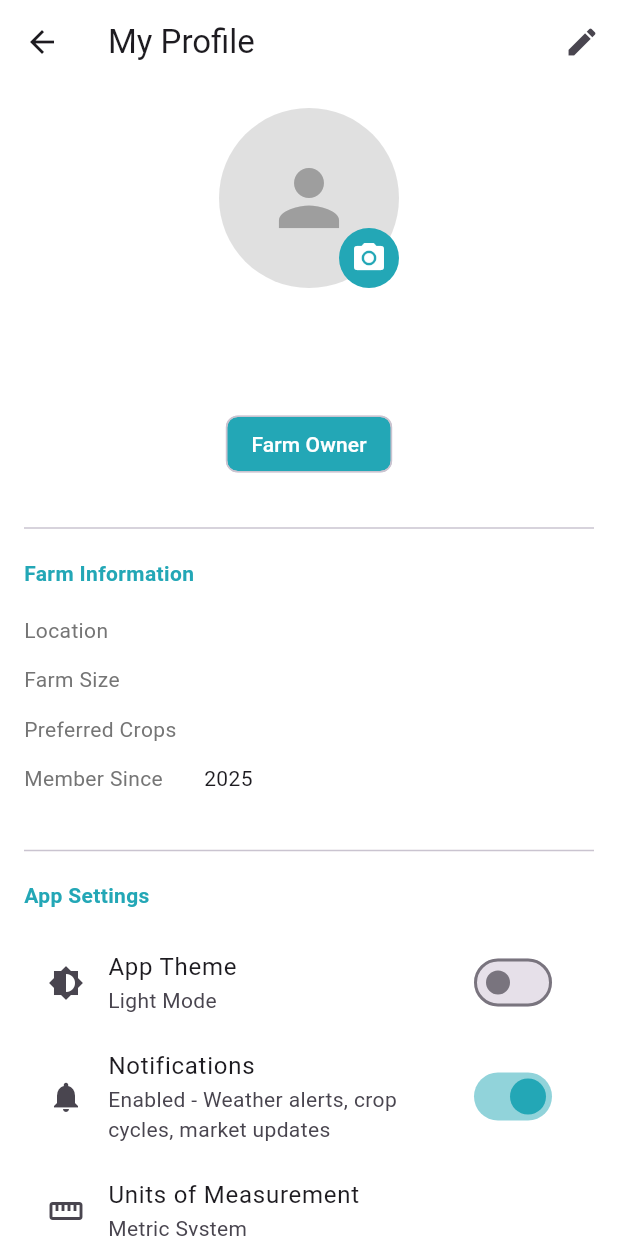
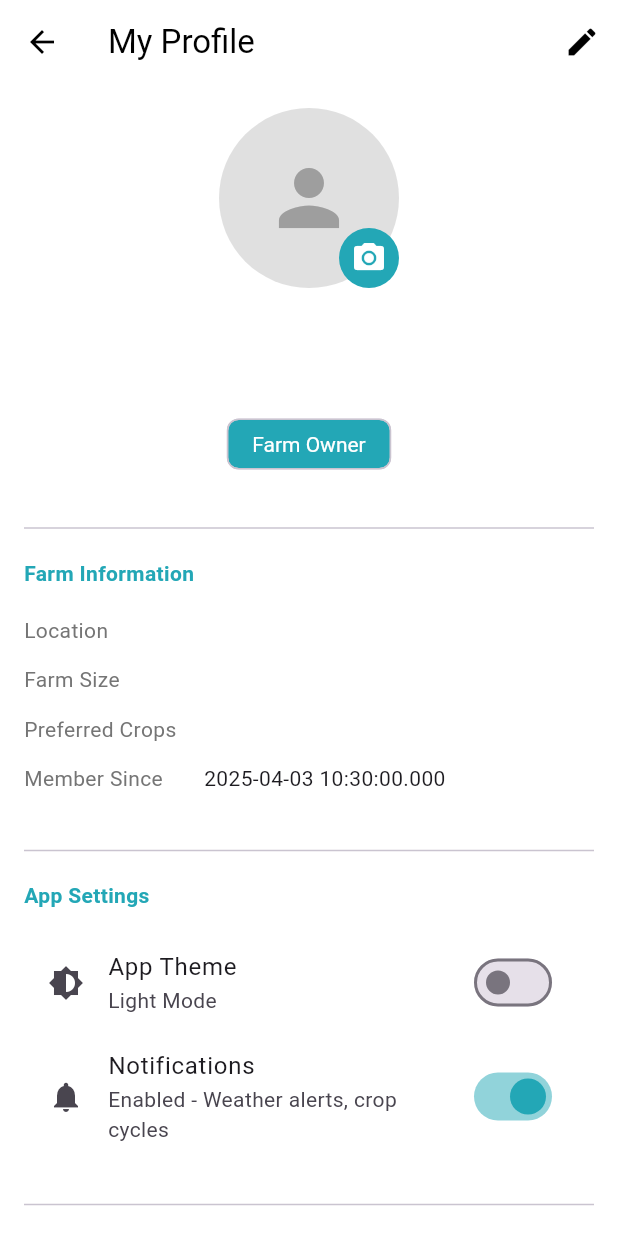
Before and after one commit to Ronith-Neelam1429/AgriSyncCodeBase, a Flutter app: the ProfilePage screen opened directly, on a phone screen of 412 x 824 dp. Run offline on Flutter 3.47's test engine with Material 3 defaults, Android fonts, the light colour scheme and no system bars; our stand-ins replace cloud_firestore, cloud_functions, curved_navigation_bar, firebase_auth, firebase_core, firebase_storage and 11 more; missing offline and left inert: extension_google_sign_in_as_googleapis_auth, googleapis; accounts and stored records are empty; network calls fail.

Commit message:
AI fix and Profile Page Update

```diff
--- a/lib/App Pages/AIFrontend/AIChatbotPage.dart
+++ b/lib/App Pages/AIFrontend/AIChatbotPage.dart
@@ -22,7 +22,7 @@ class _AIChatbotPageState extends State<AIChatbotPage> {
   bool _isListening = false; // Tracks mic status
   late stt.SpeechToText _speech; // Speech-to-text setup
   final String aiApiKey =
-      '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'; // AI API key
+      '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'; // AI API key
   String _userContext = ""; // User’s farm details
   String _userFirstName = "Farmer"; // Default name if none found
   String _weatherInfo = ""; // Current weather info
--- a/lib/App Pages/HomePage.dart
+++ b/lib/App Pages/HomePage.dart
@@ -34,7 +34,7 @@ class _HomePageState extends State<HomePage> with TickerProviderStateMixin {
   bool isTipLoading = true;
   List<String> savedTips = []; // Store saved tips
   final String aiApiKey =
-      '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'; // OpenRouter API key
+      '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'; // OpenRouter API key
 
   Map<String, dynamic>? currentWeather;
   String? userLat;
@@ -710,7 +710,7 @@ class _HomePageState extends State<HomePage> with TickerProviderStateMixin {
                     ),
                     ToolTile(
                       title: "Crop Health",
-                      icon: const Icon(Icons.health_and_safety, size: 23, color: Color.fromARGB(255, 66, 192, 201)),
+                      icon: const Icon(Icons.health_and_safety, size: 21, color: Color.fromARGB(255, 66, 192, 201)),
                       onTap: () => Navigator.push(context, MaterialPageRoute(builder: (context) => const PlantMaturityDetectorPage())),
                     ),
                     ToolTile(
--- a/lib/App Pages/ProfilePage/ProfilePage.dart
+++ b/lib/App Pages/ProfilePage/ProfilePage.dart
@@ -1,4 +1,3 @@
-import 'package:agrisync/App%20Pages/ProfilePage/EditProfilePage.dart';
 import 'package:flutter/material.dart';
 import 'package:firebase_auth/firebase_auth.dart';
 import 'package:cloud_firestore/cloud_firestore.dart';
@@ -6,6 +5,9 @@ import 'package:firebase_storage/firebase_storage.dart';
 import 'package:image_picker/image_picker.dart';
 import 'dart:io';
 import 'package:shared_preferences/shared_preferences.dart';
+import 'package:provider/provider.dart';
+import 'package:agrisync/Providers/ThemeProvider.dart';
+import 'package:agrisync/App%20Pages/ProfilePage/EditProfilePage.dart';
 import 'package:agrisync/Authentication/Pages/LogOrSignPage.dart';
 
 class ProfilePage extends StatefulWidget {
@@ -16,46 +18,39 @@ class ProfilePage extends StatefulWidget {
 }
 
 class _ProfilePageState extends State<ProfilePage> {
-  Map<String, dynamic>? userData; // Holds user info from Firestore
-  bool isDarkMode = false;
+  Map<String, dynamic>? userData;
   bool notificationsEnabled = true;
   bool _isLoading = false;
 
   @override
   void initState() {
     super.initState();
-    _loadPreferences(); // Load saved settings
-    _fetchUserData(); // Grab user data when page starts
+    _loadPreferences();
+    _fetchUserData();
   }
 
-  // Pulls theme and notification prefs from storage
+  // Load notification preferences
   Future<void> _loadPreferences() async {
     final prefs = await SharedPreferences.getInstance();
     setState(() {
-      isDarkMode = prefs.getBool('isDarkMode') ?? false;
       notificationsEnabled = prefs.getBool('notificationsEnabled') ?? true;
     });
   }
 
-  // Fetches or creates user data in Firestore
+  // Fetch or initialize user data from Firestore
   Future<void> _fetchUserData() async {
     setState(() {
-      _isLoading = true; // Show loading while fetching
+      _isLoading = true;
     });
 
     final user = FirebaseAuth.instance.currentUser;
     if (user != null) {
       try {
-        final docRef = FirebaseFirestore.instance
-            .collection('users')
-            .doc(user.uid);
-
+        final docRef = FirebaseFirestore.instance.collection('users').doc(user.uid);
         final doc = await docRef.get();
 
         if (doc.exists) {
           final data = doc.data();
-
-          // Check if we need to fill in missing stuff
           bool needsUpdate = false;
           Map<String, dynamic> updateData = {};
 
@@ -87,17 +82,19 @@ class _ProfilePageState extends State<ProfilePage> {
             });
           }
         } else {
-          // No doc yet, so make one with defaults
+          // Create a new user document
           final newUserData = {
             'firstName': user.displayName != null ? user.displayName!.split(' ')[0] : 'AgriSync',
             'lastName': user.displayName != null && user.displayName!.split(' ').length > 1
-                       ? user.displayName!.split(' ').sublist(1).join(' ') : 'User',
+                ? user.displayName!.split(' ').sublist(1).join(' ')
+                : 'User',
             'email': user.email ?? '',
             'profilePictureUrl': user.photoURL ?? '',
             'location': 'Not specified',
             'farmSize': 'Not specified',
             'preferredCrops': [],
             'uid': user.uid,
+            'createdAt': FieldValue.serverTimestamp(),
           };
 
           await docRef.set(newUserData);
@@ -120,7 +117,6 @@ class _ProfilePageState extends State<ProfilePage> {
         });
       }
     } else {
-      // No user, kick them to login
       Navigator.pushAndRemoveUntil(
         context,
         MaterialPageRoute(builder: (context) => const LoginOrRegisterPage()),
@@ -129,7 +125,7 @@ class _ProfilePageState extends State<ProfilePage> {
     }
   }
 
-  // Picks and uploads a new profile pic
+  // Upload a new profile picture
   Future<void> _pickImage(ImageSource source) async {
     final picker = ImagePicker();
     final pickedFile = await picker.pickImage(source: source);
@@ -143,15 +139,17 @@ class _ProfilePageState extends State<ProfilePage> {
           final storageRef = FirebaseStorage.instance
               .ref()
               .child('profile_pictures/${user.uid}.jpg');
-          await storageRef.putFile(File(pickedFile.path));
+          final uploadTask = storageRef.putFile(File(pickedFile.path));
+          await uploadTask.whenComplete(() => null);
           final downloadUrl = await storageRef.getDownloadURL();
           await FirebaseFirestore.instance
               .collection('users')
               .doc(user.uid)
-              .update({
-            'profilePictureUrl': downloadUrl,
-          });
-          await _fetchUserData(); // Refresh data after upload
+              .update({'profilePictureUrl': downloadUrl});
+          await _fetchUserData();
+          ScaffoldMessenger.of(context).showSnackBar(
+            const SnackBar(content: Text('Profile picture updated')),
+          );
         } catch (e) {
           ScaffoldMessenger.of(context).showSnackBar(
             SnackBar(content: Text('Error uploading image: $e')),
@@ -161,11 +159,18 @@ class _ProfilePageState extends State<ProfilePage> {
             _isLoading = false;
           });
         }
+      } else {
+        ScaffoldMessenger.of(context).showSnackBar(
+          const SnackBar(content: Text('User not logged in')),
+        );
+        setState(() {
+          _isLoading = false;
+        });
       }
     }
   }
 
-  // Shows options for picking a photo
+  // Show image source options
   void _showImageSourceOptions(BuildContext context) {
     showModalBottomSheet(
       context: context,
@@ -197,7 +202,7 @@ class _ProfilePageState extends State<ProfilePage> {
     );
   }
 
-  // Signs the user out and clears stuff
+  // Sign out
   Future<void> _signOut() async {
     try {
       final prefs = await SharedPreferences.getInstance();
@@ -210,7 +215,7 @@ class _ProfilePageState extends State<ProfilePage> {
       Navigator.pushAndRemoveUntil(
         context,
         MaterialPageRoute(builder: (context) => const LoginOrRegisterPage()),
-        (route) => false, // Wipe the stack and go to login
+        (route) => false,
       );
     } catch (e) {
       ScaffoldMessenger.of(context).showSnackBar(
@@ -221,17 +226,17 @@ class _ProfilePageState extends State<ProfilePage> {
 
   @override
   Widget build(BuildContext context) {
+    final themeProvider = Provider.of<ThemeProvider>(context);
+
     if (_isLoading || userData == null) {
       return const Scaffold(
-        body: Center(child: CircularProgressIndicator()), // Show spinner while loading
+        body: Center(child: CircularProgressIndicator()),
       );
     }
 
     return Scaffold(
-      backgroundColor: Colors.white,
       appBar: AppBar(
         title: const Text('My Profile'),
-        backgroundColor: Colors.white,
         actions: [
           IconButton(
             icon: const Icon(Icons.edit),
@@ -239,9 +244,13 @@ class _ProfilePageState extends State<ProfilePage> {
               Navigator.push(
                 context,
                 MaterialPageRoute(
-                  builder: (context) => EditProfilePage(userData: userData!), // Go to edit page
+                  builder: (context) => EditProfilePage(userData: userData!),
                 ),
-              ).then((_) => _fetchUserData()); // Refresh data when back
+              ).then((result) {
+                if (result == true) {
+                  _fetchUserData();
+                }
+              });
             },
           ),
         ],
@@ -304,10 +313,8 @@ class _ProfilePageState extends State<ProfilePage> {
                 ],
               ),
             ),
-
             const SizedBox(height: 24),
             const Divider(),
-
             _buildSectionTitle(context, 'Farm Information'),
             _buildInfoRow(
                 context, 'Location', userData!['location'] ?? 'Not specified'),
@@ -321,27 +328,21 @@ class _ProfilePageState extends State<ProfilePage> {
               context,
               'Member Since',
               userData!['createdAt'] != null
-                  ? (userData!['createdAt'] as Timestamp).toDate().year.toString()
+                  ? (userData!['createdAt'] as Timestamp).toDate().toString()
                   : 'Not specified',
             ),
-
             const SizedBox(height: 24),
             const Divider(),
-
             _buildSectionTitle(context, 'App Settings'),
             ListTile(
               leading: const Icon(Icons.brightness_6),
               title: const Text('App Theme'),
-              subtitle: Text(isDarkMode ? 'Dark Mode' : 'Light Mode'),
+              subtitle: Text(themeProvider.isDarkMode ? 'Dark Mode' : 'Light Mode'),
               trailing: Switch(
-                value: isDarkMode,
+                value: themeProvider.isDarkMode,
                 activeColor: const Color.fromARGB(255, 35, 167, 182),
-                onChanged: (value) async {
-                  setState(() {
-                    isDarkMode = value;
-                  });
-                  final prefs = await SharedPreferences.getInstance();
-                  await prefs.setBool('isDarkMode', value); // Save theme choice
+                onChanged: (value) {
+                  themeProvider.toggleTheme(value);
                 },
               ),
             ),
@@ -349,7 +350,7 @@ class _ProfilePageState extends State<ProfilePage> {
               leading: const Icon(Icons.notifications),
               title: const Text('Notifications'),
               subtitle: Text(notificationsEnabled
-                  ? 'Enabled - Weather alerts, crop cycles, market updates'
+                  ? 'Enabled - Weather alerts, crop cycles'
                   : 'Disabled'),
               trailing: Switch(
                 value: notificationsEnabled,
@@ -363,79 +364,13 @@ class _ProfilePageState extends State<ProfilePage> {
                 },
               ),
             ),
-            ListTile(
-              leading: const Icon(Icons.straighten),
-              title: const Text('Units of Measurement'),
-              subtitle: const Text('Metric System'),
-              onTap: () {
-                ScaffoldMessenger.of(context).showSnackBar(
-                  const SnackBar(
-                      content: Text('Units settings to be implemented')),
-                );
-              },
-            ),
-            ListTile(
-              leading: const Icon(Icons.language),
-              title: const Text('Language'),
-              subtitle: const Text('English'),
-              onTap: () {
-                ScaffoldMessenger.of(context).showSnackBar(
-                  const SnackBar(
-                      content: Text('Language settings to be implemented')),
-                );
-              },
-            ),
-
             const SizedBox(height: 24),
             const Divider(),
-
             _buildSectionTitle(context, 'Account'),
             ListTile(
-              leading: const Icon(Icons.link),
-              title: const Text('Connected Services'),
-              subtitle: const Text('Weather API, Market Integration, Soil Sensors'),
-              onTap: () {
-                ScaffoldMessenger.of(context).showSnackBar(
-                  const SnackBar(
-                      content: Text('Connected services to be implemented')),
-                );
-              },
-            ),
-            ListTile(
-              leading: const Icon(Icons.download),
-              title: const Text('Export Farm Data'),
-              subtitle: const Text('Download your data in CSV or PDF format'),
-              onTap: () {
-                ScaffoldMessenger.of(context).showSnackBar(
-                  const SnackBar(
-                      content: Text('Data export to be implemented')),
-                );
-              },
-            ),
-            ListTile(
-              leading: const Icon(Icons.security),
-              title: const Text('Privacy & Security'),
-              onTap: () {
-                ScaffoldMessenger.of(context).showSnackBar(
-                  const SnackBar(
-                      content: Text('Privacy settings to be implemented')),
-                );
-              },
-            ),
-            Padding(
-              padding: const EdgeInsets.symmetric(vertical: 16.0),
-              child: Center(
-                child: ElevatedButton.icon(
-                  icon: const Icon(Icons.logout),
-                  label: const Text('Sign Out'),
-                  style: ElevatedButton.styleFrom(
-                    foregroundColor: Colors.white,
-                    backgroundColor: Colors.red,
-                    padding: const EdgeInsets.symmetric(horizontal: 24, vertical: 12),
-                  ),
-                  onPressed: _signOut,
-                ),
-              ),
+              leading: const Icon(Icons.logout),
+              title: const Text('Sign Out'),
+              onTap: _signOut,
             ),
           ],
         ),
@@ -443,7 +378,6 @@ class _ProfilePageState extends State<ProfilePage> {
     );
   }
 
-  // Builds section headers
   Widget _buildSectionTitle(BuildContext context, String title) {
     return Padding(
       padding: const EdgeInsets.symmetric(vertical: 12.0),
@@ -457,7 +391,6 @@ class _ProfilePageState extends State<ProfilePage> {
     );
   }
 
-  // Builds info rows for farm details
   Widget _buildInfoRow(BuildContext context, String label, String value) {
     return Padding(
       padding: const EdgeInsets.symmetric(vertical: 6.0),
--- /dev/null
+++ b/lib/Providers/ThemeProvider.dart
@@ -0,0 +1,82 @@
+import 'package:flutter/material.dart';
+import 'package:shared_preferences/shared_preferences.dart';
+
+class ThemeProvider with ChangeNotifier {
+  bool _isDarkMode = false;
+  ThemeMode get themeMode => _isDarkMode ? ThemeMode.dark : ThemeMode.light;
+
+  bool get isDarkMode => _isDarkMode;
+
+  ThemeProvider() {
+    _loadTheme();
+  }
+
+  Future<void> _loadTheme() async {
+    final prefs = await SharedPreferences.getInstance();
+    _isDarkMode = prefs.getBool('isDarkMode') ?? false;
+    notifyListeners();
+  }
+
+  Future<void> toggleTheme(bool value) async {
+    _isDarkMode = value;
+    final prefs = await SharedPreferences.getInstance();
+    await prefs.setBool('isDarkMode', value);
+    notifyListeners();
+  }
+
+  ThemeData get lightTheme => ThemeData(
+        brightness: Brightness.light,
+        primarySwatch: Colors.teal,
+        scaffoldBackgroundColor: Colors.white,
+        appBarTheme: const AppBarTheme(
+          backgroundColor: Colors.white,
+          foregroundColor: Colors.black,
+          elevation: 0,
+        ),
+        textTheme: const TextTheme(
+          headlineSmall: TextStyle(fontSize: 24, fontWeight: FontWeight.bold),
+          bodyLarge: TextStyle(fontSize: 16),
+          bodyMedium: TextStyle(fontSize: 14),
+        ),
+        elevatedButtonTheme: ElevatedButtonThemeData(
+          style: ElevatedButton.styleFrom(
+            backgroundColor: const Color.fromARGB(255, 35, 167, 182),
+            foregroundColor: Colors.white,
+          ),
+        ),
+        chipTheme: const ChipThemeData(
+          backgroundColor: Color.fromARGB(255, 35, 167, 182),
+          labelStyle: TextStyle(color: Colors.white),
+        ),
+        dividerColor: Colors.grey[300],
+        iconTheme: const IconThemeData(color: Colors.black),
+      );
+
+  ThemeData get darkTheme => ThemeData(
+        brightness: Brightness.dark,
+        primarySwatch: Colors.teal,
+        scaffoldBackgroundColor: Colors.grey[900],
+        appBarTheme: AppBarTheme(
+          backgroundColor: Colors.grey[900],
+          foregroundColor: Colors.white,
+          elevation: 0,
+        ),
+        textTheme: const TextTheme(
+          headlineSmall: TextStyle(fontSize: 24, fontWeight: FontWeight.bold, color: Colors.white),
+          bodyLarge: TextStyle(fontSize: 16, color: Colors.white70),
+          bodyMedium: TextStyle(fontSize: 14, color: Colors.white70),
+        ),
+        elevatedButtonTheme: ElevatedButtonThemeData(
+          style: ElevatedButton.styleFrom(
+            backgroundColor: const Color.fromARGB(255, 35, 167, 182),
+            foregroundColor: Colors.white,
+          ),
+        ),
+        chipTheme: const ChipThemeData(
+          backgroundColor: Color.fromARGB(255, 35, 167, 182),
+          labelStyle: TextStyle(color: Colors.white),
+        ),
+        dividerColor: Colors.grey[700],
+        iconTheme: const IconThemeData(color: Colors.white),
+      );
+}
```
Also changed, not shown: lib/App Pages/ProfilePage/EditProfilePage.dart (+67 -20 lines), lib/main.dart (+15 -6 lines), pubspec.lock.
